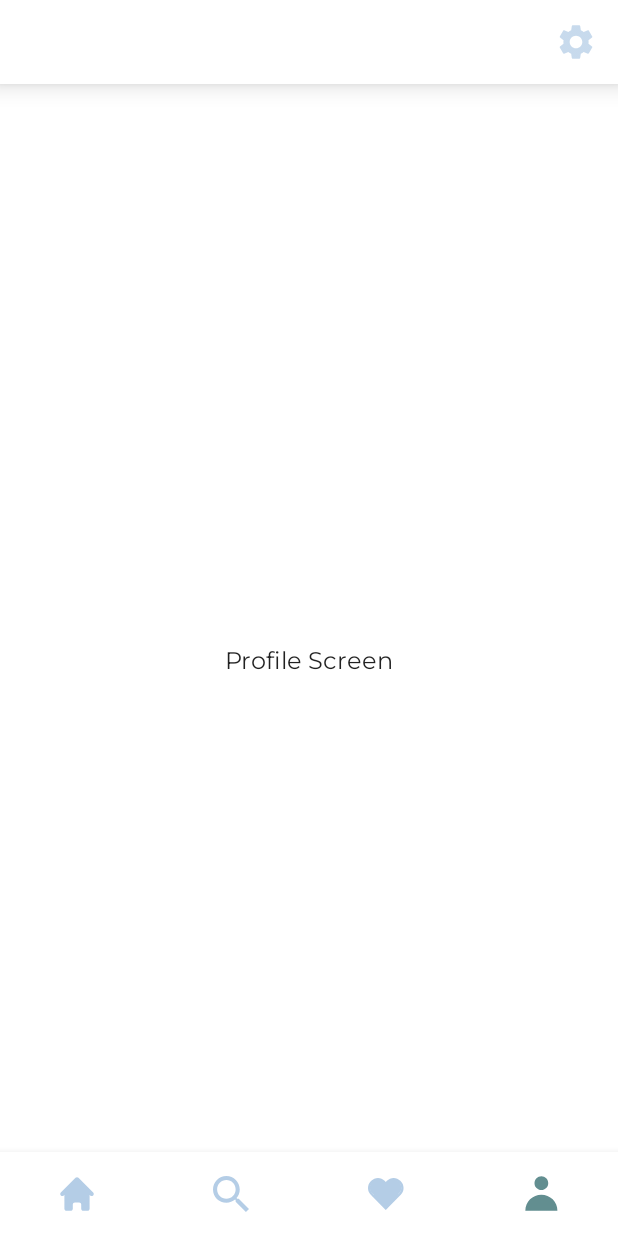
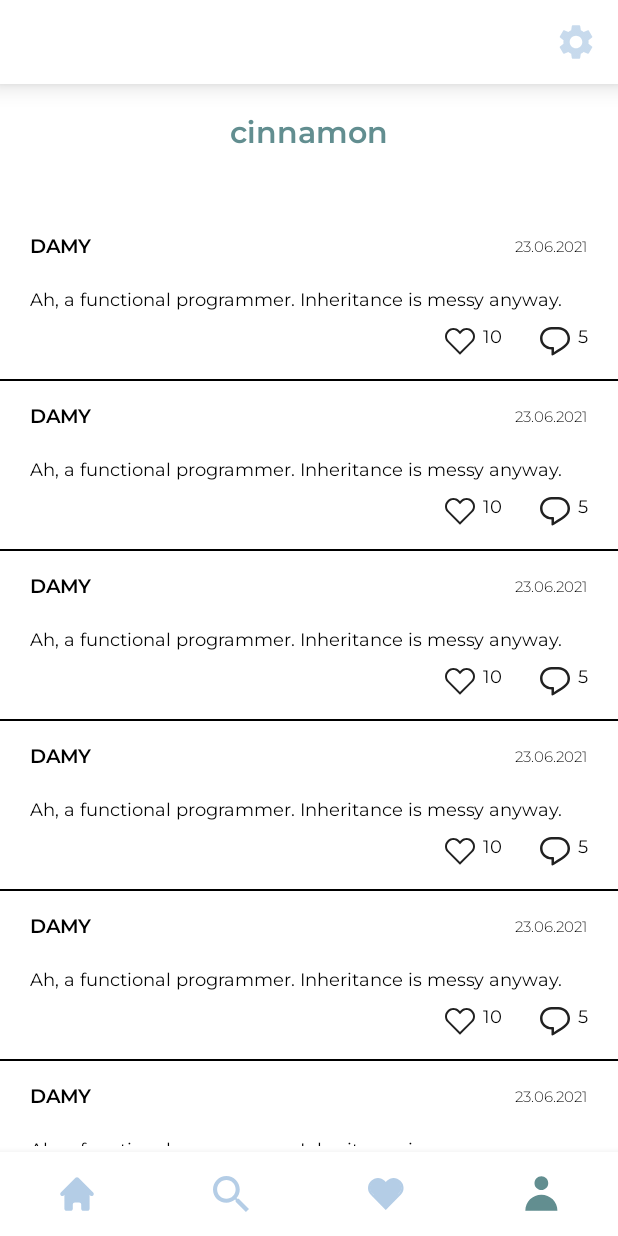
Before and after one commit to Invest-Smart-COMP-491/invest-smart-android, an Android app built with Jetpack Compose: the ProfileScreen screen opened through its navigation route, on a phone screen of 412 x 824 dp. Run offline under Robolectric (Android 15) with nearby library versions, the phone set to English and light mode, and no system bars; our stand-ins replace Dagger/Hilt's generated code; Roboto replaces fonts that are not available here; 4 statements that could not run were skipped.

Commit message:
feat: implement profile and comments screens

```diff
--- a/app/src/main/java/com/comp491/investsmart/data/comments/entities/CommentEntity.kt
+++ b/app/src/main/java/com/comp491/investsmart/data/comments/entities/CommentEntity.kt
@@ -30,6 +30,7 @@ data class CommentEntity(
 
 fun CommentEntity.toDomain(): Comment {
     return Comment(
+        id = 0,
         username = username,
         userId = userId,
         assetTicker = assetTicker,
@@ -37,5 +38,6 @@ fun CommentEntity.toDomain(): Comment {
         date = date,
         likeCount = likedUsers.size,
         importedFrom = importedFrom,
+        answerCount = 0,
     )
 }
--- a/app/src/main/java/com/comp491/investsmart/domain/comments/entities/Comment.kt
+++ b/app/src/main/java/com/comp491/investsmart/domain/comments/entities/Comment.kt
@@ -1,6 +1,7 @@
 package com.comp491.investsmart.domain.comments.entities
 
 data class Comment(
+    val id: Int,
     val username: String,
     val userId: Int,
     val assetTicker: String,
@@ -8,4 +9,5 @@ data class Comment(
     val date: String,
     val likeCount: Int,
     val importedFrom: String,
+    val answerCount: Int,
 )
--- a/app/src/main/java/com/comp491/investsmart/domain/comments/inject/HiltCommentsModule.kt
+++ b/app/src/main/java/com/comp491/investsmart/domain/comments/inject/HiltCommentsModule.kt
@@ -1,7 +1,7 @@
 package com.comp491.investsmart.domain.comments.inject
 
 import com.comp491.investsmart.domain.comments.usecases.GetAssetCommentsUseCase
-import com.comp491.investsmart.domain.comments.usecases.internal.GetAllAssetCommentsUseCaseImpl
+import com.comp491.investsmart.domain.comments.usecases.internal.GetAssetCommentsUseCaseImpl
 import dagger.Binds
 import dagger.Module
 import dagger.hilt.InstallIn
@@ -12,7 +12,7 @@ import dagger.hilt.android.components.ViewModelComponent
 abstract class HiltCommentsModule {
 
     @Binds
-    abstract fun bindGetAllAssetCommentsUseCase(
-        getAllAssetCommentsUseCaseImpl: GetAllAssetCommentsUseCaseImpl
+    abstract fun bindGetAssetCommentsUseCase(
+        getAssetCommentsUseCaseImpl: GetAssetCommentsUseCaseImpl
     ): GetAssetCommentsUseCase
 }
--- a/app/src/main/java/com/comp491/investsmart/navigation/NavGraph.kt
+++ b/app/src/main/java/com/comp491/investsmart/navigation/NavGraph.kt
@@ -7,6 +7,7 @@ import androidx.navigation.NavGraphBuilder
 import androidx.navigation.NavHostController
 import androidx.navigation.compose.NavHost
 import androidx.navigation.compose.composable
+import com.comp491.investsmart.ui.comments.CommentsScreen
 import com.comp491.investsmart.ui.favourites.FavouritesScreen
 import com.comp491.investsmart.ui.login.LoginScreen
 import com.comp491.investsmart.ui.profile.ProfileScreen
@@ -41,7 +42,7 @@ private fun addScreens(
     }
 
     navGraphBuilder.composable(route = NavRoute.Profile.route) {
-        ProfileScreen()
+        ProfileScreen(hiltViewModel(), navController)
     }
 
     navGraphBuilder.composable(route = NavRoute.Settings.route) {
@@ -51,4 +52,8 @@ private fun addScreens(
     navGraphBuilder.composable(route = NavRoute.Login.route) {
         LoginScreen(hiltViewModel(), navController)
     }
+
+    navGraphBuilder.composable(route = NavRoute.Comments.route) {
+        CommentsScreen(hiltViewModel())
+    }
 }
--- a/app/src/main/java/com/comp491/investsmart/navigation/NavRoute.kt
+++ b/app/src/main/java/com/comp491/investsmart/navigation/NavRoute.kt
@@ -13,6 +13,8 @@ sealed class NavRoute(val route: String) {
     object Settings: NavRoute("settings")
 
     object Login: NavRoute("login")
+
+    object Comments: NavRoute("comments")
 
     fun withArgs(vararg args: String): String {
         return buildString {
--- a/app/src/main/java/com/comp491/investsmart/navigation/TopNavigationBar.kt
+++ b/app/src/main/java/com/comp491/investsmart/navigation/TopNavigationBar.kt
@@ -19,6 +19,7 @@ fun TopNavigationBar(navController: NavController) {
     val currentRoute: String? = navBackStackEntry?.destination?.route
     val routesToShowBackButton = listOf(
         NavRoute.Settings.route,
+        NavRoute.Comments.route,
     )
     val routesToShowSettingsIcon = listOf(
         NavRoute.Home.route,
--- /dev/null
+++ b/app/src/main/java/com/comp491/investsmart/ui/common/CommentsList.kt
@@ -0,0 +1,189 @@
+package com.comp491.investsmart.ui.common
+
+import androidx.compose.foundation.clickable
+import androidx.compose.foundation.layout.*
+import androidx.compose.foundation.lazy.LazyColumn
+import androidx.compose.material.Divider
+import androidx.compose.material.Icon
+import androidx.compose.material.Text
+import androidx.compose.runtime.*
+import androidx.compose.ui.Alignment
+import androidx.compose.ui.Modifier
+import androidx.compose.ui.res.painterResource
+import androidx.compose.ui.text.font.FontWeight
+import androidx.compose.ui.unit.dp
+import androidx.compose.ui.unit.sp
+import androidx.navigation.NavController
+import com.comp491.investsmart.R
+import com.comp491.investsmart.domain.comments.entities.Comment
+import com.comp491.investsmart.ui.theme.Black
+import com.comp491.investsmart.ui.theme.montserratFamily
+
+@Composable
+fun CommentsList(
+    navController: NavController? = null,
+    commentListType: CommentListType,
+    comments: List<Comment>,
+    onLikeButtonClicked: (Int) -> Unit,
+    onAnswerButtonClicked: (Int, NavController) -> Unit = { _, _ -> },
+    onUsernameClicked: (Int) -> Unit = {},
+    onAssetTickerClicked: (String) -> Unit = {},
+) {
+    LazyColumn {
+        comments.forEachIndexed { index, comment ->
+            item {
+                CommentsRow(
+                    navController = navController,
+                    commentListType = commentListType,
+                    comment = comment,
+                    onLikeButtonClicked = onLikeButtonClicked,
+                    onAnswerButtonClicked = onAnswerButtonClicked,
+                    onUsernameClicked = onUsernameClicked,
+                    onAssetTickerClicked = onAssetTickerClicked,
+                )
+            }
+
+            if (index != comments.size - 1) {
+                item {
+                    Divider(
+                        color = Black,
+                        thickness = 1.dp,
+                    )
+                }
+            }
+        }
+    }
+}
+
+@Composable
+fun CommentsRow(
+    navController: NavController?,
+    commentListType: CommentListType,
+    comment: Comment,
+    onLikeButtonClicked: (Int) -> Unit,
+    onAnswerButtonClicked: (Int, NavController) -> Unit,
+    onUsernameClicked: (Int) -> Unit,
+    onAssetTickerClicked: (String) -> Unit,
+) {
+    var likedBefore by remember { mutableStateOf(false) }
+
+    Column(
+        modifier = Modifier
+            .padding(horizontal = 20.dp, vertical = 15.dp),
+    ) {
+        Row(
+            modifier = Modifier
+                .fillMaxWidth(),
+            horizontalArrangement = Arrangement.SpaceBetween,
+            verticalAlignment = Alignment.CenterVertically,
+        ) {
+            when (commentListType) {
+                CommentListType.ASSET_DETAIL_PAGE,
+                CommentListType.COMMENTS_PAGE -> {
+                    Text(
+                        text = comment.username,
+                        fontFamily = montserratFamily,
+                        fontWeight = FontWeight.SemiBold,
+                        fontSize = 13.sp,
+                        color = Black,
+                        modifier = Modifier.clickable { onUsernameClicked(comment.userId) }
+                    )
+                }
+                CommentListType.PROFILE_PAGE -> {
+                    Text(
+                        text = comment.assetTicker,
+                        fontFamily = montserratFamily,
+                        fontWeight = FontWeight.SemiBold,
+                        fontSize = 13.sp,
+                        color = Black,
+                        modifier = Modifier.clickable { onAssetTickerClicked(comment.assetTicker) }
+                    )
+                }
+            }
+
+            Text(
+                text = comment.date,
+                fontFamily = montserratFamily,
+                fontWeight = FontWeight.Light,
+                fontSize = 10.sp,
+                color = Black,
+            )
+        }
+
+        Spacer(modifier = Modifier.height(5.dp))
+
+        Spacer(modifier = Modifier.height(15.dp))
+
+        Text(
+            text = comment.text,
+            fontFamily = montserratFamily,
+            fontWeight = FontWeight.Normal,
+            fontSize = 12.sp,
+            color = Black,
+        )
+
+        Spacer(modifier = Modifier.height(10.dp))
+
+        Row(
+            modifier = Modifier
+                .fillMaxWidth(),
+            horizontalArrangement = Arrangement.End,
+        ) {
+            Icon(
+                painter = painterResource(
+                    id = if (likedBefore) {
+                        R.drawable.blue_like_icon
+                    } else {
+                        R.drawable.like_icon
+                    }
+                ),
+                contentDescription = null,
+                modifier = Modifier
+                    .padding(end = 5.dp)
+                    .size(20.dp)
+                    .clickable {
+                        likedBefore = !likedBefore
+                        onLikeButtonClicked(comment.id) }
+            )
+
+            Text(
+                text = comment.likeCount.toString(),
+                fontFamily = montserratFamily,
+                fontWeight = FontWeight.Normal,
+                fontSize = 12.sp,
+                color = Black,
+            )
+
+            if (commentListType != CommentListType.COMMENTS_PAGE){
+                Spacer(modifier = Modifier.width(25.dp))
+
+                Icon(
+                    painter = painterResource(id = R.drawable.comment_icon),
+                    contentDescription = null,
+                    modifier = Modifier
+                        .padding(end = 5.dp)
+                        .size(20.dp)
+                        .clickable {
+                            navController?.let {
+                                onAnswerButtonClicked(comment.id, navController)
+                            }
+                        }
+                )
+
+                Text(
+                    text = comment.answerCount.toString(),
+                    fontFamily = montserratFamily,
+                    fontWeight = FontWeight.Normal,
+                    fontSize = 12.sp,
+                    color = Black,
+                )
+            }
+        }
+    }
+}
+
+enum class CommentListType {
+    PROFILE_PAGE,
+    ASSET_DETAIL_PAGE,
+    COMMENTS_PAGE,
+}
--- a/app/src/main/java/com/comp491/investsmart/ui/login/LoginViewModel.kt
+++ b/app/src/main/java/com/comp491/investsmart/ui/login/LoginViewModel.kt
@@ -25,7 +25,6 @@ data class LoginVMState(
 
 @HiltViewModel
 class LoginViewModel @Inject constructor(
-    private val getAllNewsUseCase: GetAllNewsUseCase,
     private val investSmartService: InvestSmartService,
 ) : ViewModel() {
 
--- a/app/src/main/java/com/comp491/investsmart/ui/profile/ProfileScreen.kt
+++ b/app/src/main/java/com/comp491/investsmart/ui/profile/ProfileScreen.kt
@@ -1,15 +1,65 @@
 package com.comp491.investsmart.ui.profile
 
-import androidx.compose.foundation.layout.Box
-import androidx.compose.foundation.layout.fillMaxSize
+import androidx.compose.foundation.layout.*
 import androidx.compose.material.Text
-import androidx.compose.runtime.Composable
+import androidx.compose.runtime.*
 import androidx.compose.ui.Alignment
 import androidx.compose.ui.Modifier
+import androidx.compose.ui.text.font.FontWeight
+import androidx.compose.ui.unit.dp
+import androidx.compose.ui.unit.sp
+import androidx.navigation.NavController
+import com.comp491.investsmart.ui.common.CommentListType
+import com.comp491.investsmart.ui.common.CommentsList
+import com.comp491.investsmart.ui.theme.DarkGreen
+import com.comp491.investsmart.ui.theme.montserratFamily
 
 @Composable
-fun ProfileScreen() {
-    Box(modifier = Modifier.fillMaxSize()) {
-        Text(text = "Profile Screen", modifier = Modifier.align(Alignment.Center))
+fun ProfileScreen(
+    viewModel: ProfileViewModel,
+    navController: NavController,
+) {
+    ProfileContent(
+        navController = navController,
+        uiState = viewModel.uiState.collectAsState().value,
+        onLikeButtonClicked = viewModel::onLikeButtonClicked,
+        onAnswerButtonClicked = viewModel::onAnswerButtonClicked,
+        onAssetTickerClicked = viewModel::onAssetTickerClicked,
+    )
+}
+
+@Composable
+private fun ProfileContent(
+    navController: NavController,
+    uiState: ProfileVMState,
+    onLikeButtonClicked: (Int) -> Unit,
+    onAnswerButtonClicked: (Int, NavController) -> Unit,
+    onAssetTickerClicked: (String) -> Unit,
+) {
+    Column(
+        modifier = Modifier
+            .fillMaxSize()
+            .padding(bottom = 60.dp),
+        horizontalAlignment = Alignment.CenterHorizontally,
+    ) {
+        Text(
+            text = uiState.username,
+            fontFamily = montserratFamily,
+            fontWeight = FontWeight.SemiBold,
+            fontSize = 20.sp,
+            color = DarkGreen,
+            modifier = Modifier.padding(top = 20.dp)
+        )
+
+        Spacer(modifier = Modifier.height(40.dp))
+
+        CommentsList(
+            navController = navController,
+            commentListType = CommentListType.PROFILE_PAGE,
+            comments = uiState.comments,
+            onLikeButtonClicked = onLikeButtonClicked,
+            onAnswerButtonClicked = onAnswerButtonClicked,
+            onAssetTickerClicked = onAssetTickerClicked,
+        )
     }
 }
--- a/app/src/main/java/com/comp491/investsmart/ui/profile/ProfileViewModel.kt
+++ b/app/src/main/java/com/comp491/investsmart/ui/profile/ProfileViewModel.kt
@@ -1,4 +1,53 @@
 package com.comp491.investsmart.ui.profile
 
-class ProfileViewModel {
+import androidx.lifecycle.ViewModel
+import androidx.navigation.NavController
+import com.comp491.investsmart.data.api.retrofit.InvestSmartService
+import com.comp491.investsmart.domain.comments.entities.Comment
+import com.comp491.investsmart.navigation.NavRoute
+import dagger.hilt.android.lifecycle.HiltViewModel
+import kotlinx.coroutines.flow.MutableStateFlow
+import kotlinx.coroutines.flow.StateFlow
+import kotlinx.coroutines.flow.asStateFlow
+import javax.inject.Inject
+
+data class ProfileVMState(
+    val comments: List<Comment>,
+    val username: String,
+)
+
+@HiltViewModel
+class ProfileViewModel @Inject constructor(
+) : ViewModel() {
+
+    private val vmState = ProfileVMState(
+        comments = List(20) {
+            Comment(
+                id = 0,
+                username = "cinnamon",
+                userId = 12,
+                assetTicker = "DAMY",
+                text = "Ah, a functional programmer. Inheritance is messy anyway.",
+                date = "23.06.2021",
+                likeCount = 10,
+                importedFrom = "",
+                answerCount = 5,
+            )
+        },
+        username = "cinnamon",
+    )
+    private val _vmState = MutableStateFlow(vmState)
+    val uiState: StateFlow<ProfileVMState> = _vmState.asStateFlow()
+
+    fun onAnswerButtonClicked(commentId: Int, navController: NavController) {
+        navController.navigate(NavRoute.Comments.route)
+    }
+
+    fun onLikeButtonClicked(commentId: Int) {
+
+    }
+
+    fun onAssetTickerClicked(assetTicker: String) {
+
+    }
 }
--- /dev/null
+++ b/app/src/main/res/drawable/blue_like_icon.xml
@@ -0,0 +1,18 @@
+<vector xmlns:android="http://schemas.android.com/apk/res/android"
+    android:width="30dp"
+    android:height="27dp"
+    android:viewportWidth="30"
+    android:viewportHeight="27">
+  <path
+      android:pathData="M27.239,2.334C26.499,1.594 25.62,1.007 24.653,0.606C23.685,0.206 22.648,-0 21.601,0C20.554,0 19.517,0.207 18.55,0.608C17.583,1.01 16.705,1.597 15.965,2.338L14.999,3.316L14.041,2.341L14.035,2.334C13.295,1.594 12.416,1.007 11.45,0.607C10.483,0.206 9.446,0 8.4,0C7.353,0 6.317,0.206 5.35,0.607C4.383,1.007 3.504,1.594 2.764,2.334L2.334,2.765C0.84,4.259 0,6.286 0,8.4C0,10.513 0.84,12.54 2.334,14.035L13.689,25.39L14.971,26.733L15.002,26.703L15.035,26.736L16.236,25.468L27.67,14.035C29.162,12.539 30,10.512 30,8.4C30,6.287 29.162,4.26 27.67,2.764L27.239,2.334ZM26.26,12.626L15.002,23.885L3.743,12.626C2.622,11.505 1.992,9.985 1.992,8.4C1.992,6.814 2.622,5.294 3.743,4.173L4.173,3.743C5.294,2.623 6.813,1.993 8.397,1.992C9.982,1.992 11.502,2.62 12.623,3.74L14.995,6.155L17.378,3.743C17.933,3.188 18.591,2.748 19.317,2.447C20.042,2.147 20.819,1.992 21.604,1.992C22.389,1.992 23.166,2.147 23.891,2.447C24.617,2.748 25.275,3.188 25.83,3.743L26.261,4.173C27.38,5.295 28.008,6.815 28.008,8.4C28.008,9.984 27.38,11.504 26.26,12.626Z"
+      android:fillColor="#B4CDE6"/>
+  <path
+      android:pathData="M1.564,8.156a7.039,6.815 0,1 0,14.078 0a7.039,6.815 0,1 0,-14.078 0z"
+      android:fillColor="#B4CDE6"/>
+  <path
+      android:pathData="M14.078,8.156a7.039,6.815 0,1 0,14.078 0a7.039,6.815 0,1 0,-14.078 0z"
+      android:fillColor="#B4CDE6"/>
+  <path
+      android:pathData="M13.731,3.453l12.076,10.29l-9.868,11.581l-12.076,-10.29z"
+      android:fillColor="#B4CDE6"/>
+</vector>
--- /dev/null
+++ b/app/src/main/res/drawable/comment_icon.xml
@@ -0,0 +1,10 @@
+<vector xmlns:android="http://schemas.android.com/apk/res/android"
+    android:width="19dp"
+    android:height="18dp"
+    android:viewportWidth="19"
+    android:viewportHeight="18">
+  <path
+      android:pathData="M8.233,12.717C8.583,12.717 8.867,12.995 8.867,13.337V15.766C12.348,13.774 14.443,12.365 15.707,11.135C16.44,10.421 16.843,9.812 17.077,9.231C17.313,8.648 17.417,7.995 17.417,7.134C17.417,4.05 14.865,1.551 11.717,1.551H7.283C4.135,1.551 1.583,4.05 1.583,7.134C1.583,10.217 4.135,12.717 7.283,12.717H8.233ZM8.867,17.559C17.308,12.801 19,10.852 19,7.134C19,3.194 15.739,0 11.717,0H7.283C3.261,0 0,3.194 0,7.134C0,11.074 3.261,14.267 7.283,14.267V17.38C7.283,17.854 7.805,18.153 8.226,17.918C8.444,17.797 8.657,17.677 8.867,17.559Z"
+      android:fillColor="#ABAFBA"
+      android:fillType="evenOdd"/>
+</vector>
--- /dev/null
+++ b/app/src/main/res/drawable/like_icon.xml
@@ -0,0 +1,9 @@
+<vector xmlns:android="http://schemas.android.com/apk/res/android"
+    android:width="19dp"
+    android:height="17dp"
+    android:viewportWidth="19"
+    android:viewportHeight="17">
+  <path
+      android:pathData="M17.252,1.478C16.783,1.009 16.226,0.637 15.613,0.384C15,0.13 14.344,-0 13.681,0C13.018,0 12.361,0.131 11.748,0.385C11.136,0.639 10.58,1.012 10.111,1.481L9.499,2.1L8.893,1.482L8.889,1.478C8.42,1.01 7.864,0.638 7.251,0.384C6.639,0.131 5.983,0 5.32,0C4.657,0 4.001,0.131 3.388,0.384C2.776,0.638 2.219,1.01 1.751,1.478L1.478,1.751C0.532,2.697 0,3.981 0,5.32C0,6.659 0.532,7.942 1.478,8.889L8.67,16.08L9.482,16.931L9.501,16.912L9.522,16.933L10.283,16.13L17.524,8.889C18.469,7.941 19,6.658 19,5.32C19,3.982 18.469,2.698 17.524,1.751L17.252,1.478ZM16.632,7.997L9.501,15.127L2.371,7.997C1.661,7.287 1.262,6.324 1.262,5.32C1.262,4.316 1.661,3.353 2.371,2.643L2.643,2.371C3.353,1.661 4.315,1.262 5.318,1.262C6.322,1.261 7.284,1.66 7.994,2.369L9.497,3.898L11.006,2.371C11.357,2.019 11.775,1.74 12.234,1.55C12.693,1.36 13.186,1.262 13.683,1.262C14.18,1.262 14.672,1.36 15.131,1.55C15.59,1.74 16.008,2.019 16.359,2.371L16.632,2.643C17.341,3.353 17.739,4.316 17.739,5.32C17.739,6.323 17.34,7.286 16.632,7.997Z"
+      android:fillColor="#ABAFBA"/>
+</vector>
--- a/app/src/main/res/values/strings.xml
+++ b/app/src/main/res/values/strings.xml
@@ -14,4 +14,6 @@
     <string name="sign_up_button">Sign Up</string>
     <string name="already_have_an_account_label">Already have an account?</string>
     <string name="dont_have_an_account_label">Don\'t have an account?</string>
+    <string name="comments_reply">Reply</string>
+    <string name="comments_answer_label">Write something...</string>
 </resources>
```
Also changed, not shown: app/src/main/java/com/comp491/investsmart/ui/comments/CommentsScreen.kt (+93 -1 lines), app/src/main/java/com/comp491/investsmart/ui/comments/CommentsViewModel.kt (+47 -1 lines), app/src/main/java/com/comp491/investsmart/ui/home/HomeScreen.kt (+4 -4 lines).
